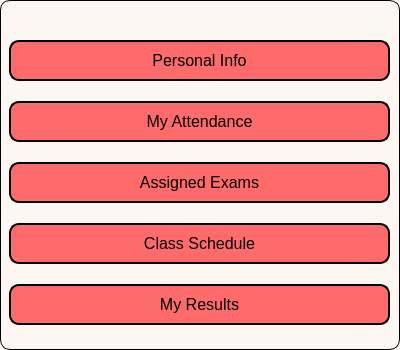
Qt form StudentPanel/StudentPanel.ui (sarimkhan4/SchoolManagementSystem) before a commit.
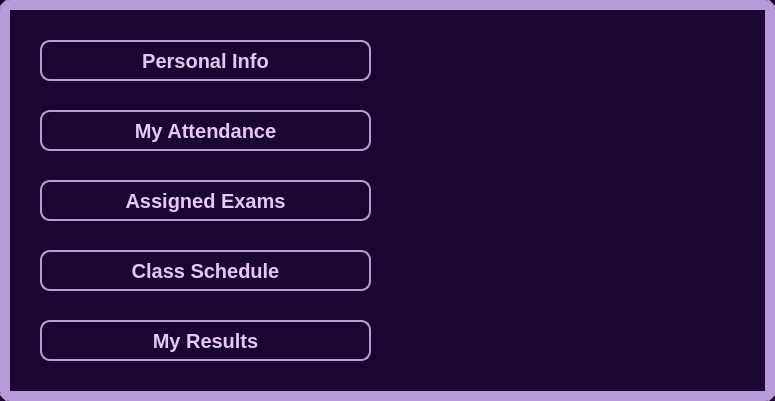
The same form after that commit. Icons and pictures are not drawn.

The edit to the form file:
```diff
--- a/StudentPanel/StudentPanel.ui
+++ b/StudentPanel/StudentPanel.ui
@@ -6,8 +6,8 @@
    <rect>
     <x>0</x>
     <y>0</y>
-    <width>400</width>
-    <height>350</height>
+    <width>775</width>
+    <height>401</height>
    </rect>
   </property>
   <property name="windowTitle">
@@ -15,26 +15,30 @@
   </property>
   <property name="styleSheet">
    <string notr="true">QDialog#StudentPanel {
-        background-color: #fef6f0;
-        border: 1px solid black;
+             background-color:#1B0633;
+border:9.5px solid #B89AD8;
         border-radius: 10%;
 }</string>
   </property>
   <widget class="QPushButton" name="personalInfoButton">
    <property name="geometry">
     <rect>
-     <x>9</x>
+     <x>40</x>
      <y>40</y>
-     <width>381</width>
+     <width>331</width>
      <height>41</height>
     </rect>
    </property>
    <property name="styleSheet">
     <string notr="true">QPushButton#personalInfoButton {
-    background-color: #ff6b6b;
-    border: 1.5px solid black;
-    border-radius: 10px;
-    font-size: 16px;
+    border: 1.5px solid #B89FD0;
+border-radius: 10px;
+font-size: 20px;
+background: qlineargradient(x1:0, y1:0, x2:1, y2:1,
+                            stop:0 rgb(60, 0, 60),     /* darker start */
+                            stop:1 rgb(140, 110, 150)); /* darker end */
+color: #e4c9f2;
+font-weight: 1000;
 }
 
 QPushButton#personalInfoButton:hover {
@@ -50,18 +54,23 @@
   <widget class="QPushButton" name="attendanceButton">
    <property name="geometry">
     <rect>
-     <x>9</x>
-     <y>101</y>
-     <width>381</width>
+     <x>40</x>
+     <y>110</y>
+     <width>331</width>
      <height>41</height>
     </rect>
    </property>
    <property name="styleSheet">
     <string notr="true">QPushButton#attendanceButton {
-    background-color: #ff6b6b;
-    border: 1.5px solid black;
-    border-radius: 10px;
-    font-size: 16px;
+    border: 1.5px solid #B89FD0;
+border-radius: 10px;
+
+font-size: 20px;
+background: qlineargradient(x1:0, y1:0, x2:1, y2:1,
+                            stop:0 rgb(60, 0, 60),     /* darker start */
+                            stop:1 rgb(140, 110, 150)); /* darker end */
+color: #e4c9f2;
+font-weight: 1000;
 }
 
 QPushButton#attendanceButton:hover {
@@ -77,18 +86,23 @@
   <widget class="QPushButton" name="examButton">
    <property name="geometry">
     <rect>
-     <x>9</x>
-     <y>162</y>
-     <width>381</width>
+     <x>40</x>
+     <y>180</y>
+     <width>331</width>
      <height>41</height>
     </rect>
    </property>
    <property name="styleSheet">
     <string notr="true">QPushButton#examButton {
-    background-color: #ff6b6b;
-    border: 1.5px solid black;
-    border-radius: 10px;
-    font-size: 16px;
+   border: 1.5px solid #B89FD0;
+border-radius: 10px;
+
+font-size: 20px;
+background: qlineargradient(x1:0, y1:0, x2:1, y2:1,
+                            stop:0 rgb(60, 0, 60),     /* darker start */
+                            stop:1 rgb(140, 110, 150)); /* darker end */
+color: #e4c9f2;
+font-weight: 1000;
 }
 
 QPushButton#examButton:hover {
@@ -104,18 +118,23 @@
   <widget class="QPushButton" name="scheduleButton">
    <property name="geometry">
     <rect>
-     <x>9</x>
-     <y>223</y>
-     <width>381</width>
+     <x>40</x>
+     <y>250</y>
+     <width>331</width>
      <height>41</height>
     </rect>
    </property>
    <property name="styleSheet">
     <string notr="true">QPushButton#scheduleButton {
-    background-color: #ff6b6b;
-    border: 1.5px solid black;
-    border-radius: 10px;
-    font-size: 16px;
+  border: 1.5px solid #B89FD0;
+border-radius: 10px;
+
+font-size: 20px;
+background: qlineargradient(x1:0, y1:0, x2:1, y2:1,
+                            stop:0 rgb(60, 0, 60),     /* darker start */
+                            stop:1 rgb(140, 110, 150)); /* darker end */
+color: #e4c9f2;
+font-weight: 1000;
 }
 
 QPushButton#scheduleButton:hover {
@@ -131,18 +150,23 @@
   <widget class="QPushButton" name="resultButton">
    <property name="geometry">
     <rect>
-     <x>9</x>
-     <y>284</y>
-     <width>381</width>
+     <x>40</x>
+     <y>320</y>
+     <width>331</width>
      <height>41</height>
     </rect>
    </property>
    <property name="styleSheet">
     <string notr="true">QPushButton#resultButton {
-    background-color: #ff6b6b;
-    border: 1.5px solid black;
-    border-radius: 10px;
-    font-size: 16px;
+    border: 1.5px solid #B89FD0;
+border-radius: 10px;
+
+font-size: 20px;
+background: qlineargradient(x1:0, y1:0, x2:1, y2:1,
+                            stop:0 rgb(60, 0, 60),     /* darker start */
+                            stop:1 rgb(140, 110, 150)); /* darker end */
+color: #e4c9f2;
+font-weight: 1000;
 }
 
 QPushButton#resultButton:hover {
@@ -155,6 +179,22 @@
     <string>My Results</string>
    </property>
   </widget>
+  <widget class="QLabel" name="studentPanelpic">
+   <property name="geometry">
+    <rect>
+     <x>400</x>
+     <y>10</y>
+     <width>371</width>
+     <height>381</height>
+    </rect>
+   </property>
+   <property name="text">
+    <string/>
+   </property>
+   <property name="pixmap">
+    <pixmap>C:\Users\Sarim Khan\OneDrive\Desktop\SchoolManagementSystem\Resources/student page.jpeg</pixmap>
+   </property>
+  </widget>
  </widget>
  <resources/>
  <connections/>
```
Left out of the diff: 10 changed lines with no effect on the pictures.
